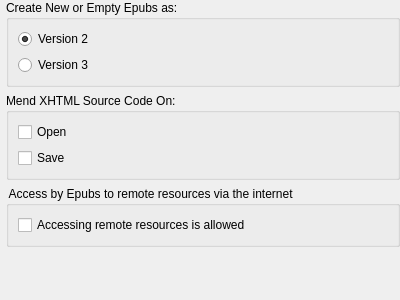
Sigil-Ebook/Sigil, file src/Form_Files/PGeneralSettingsWidget.ui: the form before one commit.
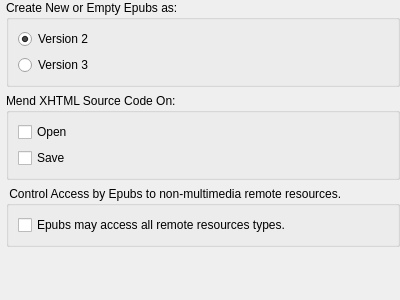
The form after the commit.

Commit message: Change ui to show new remote access control does not impact multimedia resources

```diff
--- a/src/Form_Files/PGeneralSettingsWidget.ui
+++ b/src/Form_Files/PGeneralSettingsWidget.ui
@@ -105,7 +105,7 @@
       <string>Determine if Epubs are allowed to access remote resources via the internet.</string>
      </property>
      <property name="title">
-      <string> Access by Epubs to remote resources via the internet</string>
+      <string> Control Access by Epubs to non-multimedia remote resources.</string>
      </property>
      <layout class="QGridLayout" name="gridLayout2">
       <item row="0" column="0">
@@ -114,7 +114,7 @@
          <string>Check to allow Epubs to access remote resources via the internet</string>
         </property>
         <property name="text">
-         <string>Accessing remote resources is allowed</string>
+         <string>Epubs may access all remote resources types.</string>
         </property>
         <property name="checked">
          <bool>false</bool>
```
Left out of the diff: 4 changed lines with no effect on the pictures.
